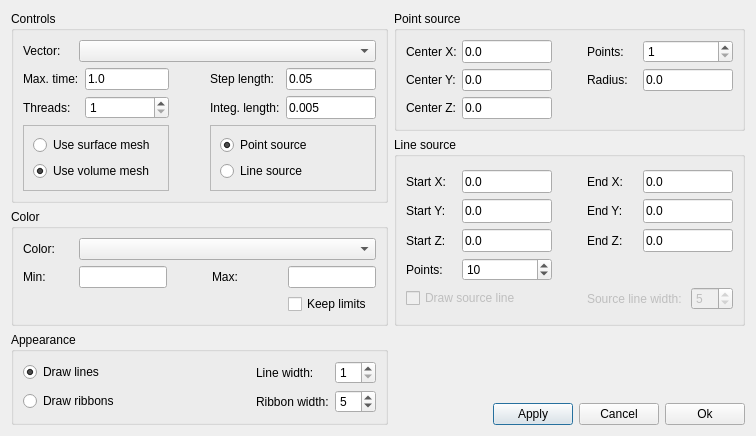
Qt form ElmerGUI/vtkpost/streamline.ui (tehnick/elmerfem) before a commit.
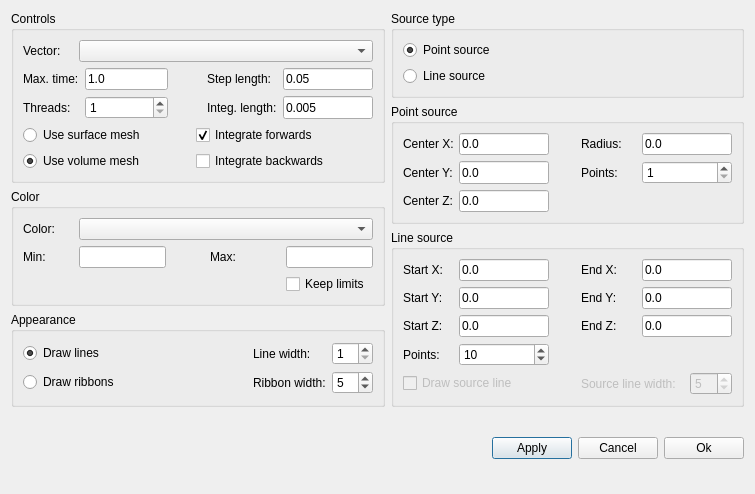
The same form after that commit. Icons and pictures are not drawn.

Commit message: ElmerGUI: Updated streamline widget

Patch:
```diff
--- a/ElmerGUI/vtkpost/streamline.ui
+++ b/ElmerGUI/vtkpost/streamline.ui
@@ -5,8 +5,8 @@
    <rect>
     <x>0</x>
     <y>0</y>
-    <width>756</width>
-    <height>400</height>
+    <width>755</width>
+    <height>494</height>
    </rect>
   </property>
   <property name="windowTitle" >
@@ -16,7 +16,9 @@
    <iconset resource="../ElmerGUI.qrc" >:/icons/Mesh3D.png</iconset>
   </property>
   <layout class="QGridLayout" >
-   <item rowspan="2" row="0" column="0" >
+   <item row="0" column="0" >
+    <layout class="QVBoxLayout" >
+     <item>
     <widget class="QGroupBox" name="controlGroup" >
      <property name="title" >
       <string>Controls</string>
@@ -126,19 +128,6 @@
           </property>
          </widget>
         </item>
-        <item row="1" column="2" >
-         <spacer>
-          <property name="orientation" >
-           <enum>Qt::Horizontal</enum>
-          </property>
-          <property name="sizeHint" >
-           <size>
-            <width>40</width>
-            <height>20</height>
-           </size>
-          </property>
-         </spacer>
-        </item>
         <item row="1" column="3" >
          <widget class="QLabel" name="integStepLabel" >
           <property name="maximumSize" >
@@ -165,23 +154,41 @@
           </property>
          </widget>
         </item>
-        <item row="2" column="0" colspan="2" >
-         <widget class="QFrame" name="meshFrame" >
-          <property name="frameShape" >
-           <enum>QFrame::StyledPanel</enum>
-          </property>
-          <property name="frameShadow" >
-           <enum>QFrame::Raised</enum>
-          </property>
-          <layout class="QVBoxLayout" >
+          <item row="0" column="2" >
+           <spacer>
+            <property name="orientation" >
+             <enum>Qt::Horizontal</enum>
+            </property>
+            <property name="sizeHint" >
+             <size>
+              <width>40</width>
+              <height>20</height>
+             </size>
+            </property>
+           </spacer>
+          </item>
+         </layout>
+        </item>
            <item>
+         <layout class="QGridLayout" >
+          <item row="0" column="0" >
             <widget class="QRadioButton" name="useSurfaceGrid" >
              <property name="text" >
               <string>Use surface mesh</string>
              </property>
             </widget>
            </item>
-           <item>
+          <item row="0" column="2" >
+           <widget class="QCheckBox" name="forward" >
+            <property name="text" >
+             <string>Integrate forwards</string>
+            </property>
+            <property name="checked" >
+             <bool>true</bool>
+            </property>
+           </widget>
+          </item>
+          <item row="1" column="0" >
             <widget class="QRadioButton" name="useVolumeGrid" >
              <property name="text" >
               <string>Use volume mesh</string>
@@ -191,17 +198,265 @@
              </property>
             </widget>
            </item>
-          </layout>
-         </widget>
-        </item>
-        <item row="2" column="3" colspan="2" >
-         <widget class="QFrame" name="sourceFrame" >
-          <property name="frameShape" >
-           <enum>QFrame::StyledPanel</enum>
-          </property>
-          <property name="frameShadow" >
-           <enum>QFrame::Raised</enum>
-          </property>
+          <item row="1" column="2" >
+           <widget class="QCheckBox" name="backward" >
+            <property name="text" >
+             <string>Integrate backwards</string>
+            </property>
+           </widget>
+          </item>
+          <item row="1" column="1" >
+           <spacer>
+            <property name="orientation" >
+             <enum>Qt::Horizontal</enum>
+            </property>
+            <property name="sizeHint" >
+             <size>
+              <width>40</width>
+              <height>20</height>
+             </size>
+            </property>
+           </spacer>
+          </item>
+          <item row="0" column="3" >
+           <spacer>
+            <property name="orientation" >
+             <enum>Qt::Horizontal</enum>
+            </property>
+            <property name="sizeHint" >
+             <size>
+              <width>40</width>
+              <height>20</height>
+             </size>
+            </property>
+           </spacer>
+          </item>
+         </layout>
+        </item>
+       </layout>
+      </widget>
+     </item>
+     <item>
+      <widget class="QGroupBox" name="colorGroup" >
+       <property name="title" >
+        <string>Color</string>
+       </property>
+       <layout class="QVBoxLayout" >
+        <item>
+         <layout class="QHBoxLayout" >
+          <item>
+           <widget class="QLabel" name="lengthLabel" >
+            <property name="minimumSize" >
+             <size>
+              <width>50</width>
+              <height>0</height>
+             </size>
+            </property>
+            <property name="maximumSize" >
+             <size>
+              <width>50</width>
+              <height>16777215</height>
+             </size>
+            </property>
+            <property name="text" >
+             <string>Color:</string>
+            </property>
+           </widget>
+          </item>
+          <item>
+           <widget class="QComboBox" name="colorCombo" >
+            <property name="minimumSize" >
+             <size>
+              <width>280</width>
+              <height>0</height>
+             </size>
+            </property>
+            <property name="maximumSize" >
+             <size>
+              <width>16777215</width>
+              <height>24</height>
+             </size>
+            </property>
+           </widget>
+          </item>
+         </layout>
+        </item>
+        <item>
+         <layout class="QGridLayout" >
+          <item row="0" column="0" >
+           <widget class="QLabel" name="minLabel" >
+            <property name="minimumSize" >
+             <size>
+              <width>50</width>
+              <height>0</height>
+             </size>
+            </property>
+            <property name="maximumSize" >
+             <size>
+              <width>50</width>
+              <height>16777215</height>
+             </size>
+            </property>
+            <property name="text" >
+             <string>Min:</string>
+            </property>
+           </widget>
+          </item>
+          <item row="0" column="1" >
+           <widget class="QLineEdit" name="minVal" >
+            <property name="maximumSize" >
+             <size>
+              <width>90</width>
+              <height>24</height>
+             </size>
+            </property>
+           </widget>
+          </item>
+          <item row="0" column="3" >
+           <widget class="QLabel" name="maxLabel" >
+            <property name="minimumSize" >
+             <size>
+              <width>70</width>
+              <height>0</height>
+             </size>
+            </property>
+            <property name="maximumSize" >
+             <size>
+              <width>50</width>
+              <height>16777215</height>
+             </size>
+            </property>
+            <property name="text" >
+             <string>Max:</string>
+            </property>
+           </widget>
+          </item>
+          <item row="0" column="4" >
+           <widget class="QLineEdit" name="maxVal" >
+            <property name="maximumSize" >
+             <size>
+              <width>90</width>
+              <height>24</height>
+             </size>
+            </property>
+           </widget>
+          </item>
+          <item row="1" column="4" >
+           <widget class="QCheckBox" name="keepLimits" >
+            <property name="text" >
+             <string>Keep limits</string>
+            </property>
+           </widget>
+          </item>
+          <item row="0" column="2" >
+           <spacer>
+            <property name="orientation" >
+             <enum>Qt::Horizontal</enum>
+            </property>
+            <property name="sizeHint" >
+             <size>
+              <width>40</width>
+              <height>20</height>
+             </size>
+            </property>
+           </spacer>
+          </item>
+         </layout>
+        </item>
+       </layout>
+      </widget>
+     </item>
+     <item>
+      <widget class="QGroupBox" name="appearanceGroup" >
+       <property name="title" >
+        <string>Appearance</string>
+       </property>
+       <layout class="QVBoxLayout" >
+        <item>
+         <layout class="QGridLayout" >
+          <item row="0" column="0" >
+           <widget class="QRadioButton" name="drawLines" >
+            <property name="text" >
+             <string>Draw lines</string>
+            </property>
+            <property name="checked" >
+             <bool>true</bool>
+            </property>
+           </widget>
+          </item>
+          <item row="0" column="2" >
+           <widget class="QLabel" name="lineWidthLabel" >
+            <property name="text" >
+             <string>Line width:</string>
+            </property>
+           </widget>
+          </item>
+          <item row="0" column="3" >
+           <widget class="QSpinBox" name="lineWidth" >
+            <property name="maximumSize" >
+             <size>
+              <width>16777215</width>
+              <height>24</height>
+             </size>
+            </property>
+            <property name="minimum" >
+             <number>1</number>
+            </property>
+           </widget>
+          </item>
+          <item row="1" column="0" >
+           <widget class="QRadioButton" name="drawRibbon" >
+            <property name="text" >
+             <string>Draw ribbons</string>
+            </property>
+           </widget>
+          </item>
+          <item row="1" column="2" >
+           <widget class="QLabel" name="ribbonWidthLabel" >
+            <property name="text" >
+             <string>Ribbon width:</string>
+            </property>
+           </widget>
+          </item>
+          <item row="1" column="3" >
+           <widget class="QSpinBox" name="ribbonWidth" >
+            <property name="minimum" >
+             <number>1</number>
+            </property>
+            <property name="value" >
+             <number>5</number>
+            </property>
+           </widget>
+          </item>
+          <item row="0" column="1" >
+           <spacer>
+            <property name="orientation" >
+             <enum>Qt::Horizontal</enum>
+            </property>
+            <property name="sizeHint" >
+             <size>
+              <width>40</width>
+              <height>20</height>
+             </size>
+            </property>
+           </spacer>
+          </item>
+         </layout>
+        </item>
+       </layout>
+      </widget>
+     </item>
+    </layout>
+   </item>
+   <item row="0" column="1" >
+    <layout class="QVBoxLayout" >
+     <item>
+      <widget class="QGroupBox" name="sourceTypeGroup" >
+       <property name="title" >
+        <string>Source type</string>
+       </property>
+       <layout class="QVBoxLayout" >
+        <item>
           <layout class="QVBoxLayout" >
            <item>
             <widget class="QRadioButton" name="pointSource" >
@@ -221,14 +476,11 @@
             </widget>
            </item>
           </layout>
-         </widget>
         </item>
        </layout>
-      </item>
-     </layout>
-    </widget>
-   </item>
-   <item row="0" column="1" >
+      </widget>
+     </item>
+     <item>
     <widget class="QGroupBox" name="pointSourceGroup" >
      <property name="title" >
       <string>Point source</string>
@@ -275,59 +527,19 @@
          </widget>
         </item>
         <item row="0" column="3" >
-         <widget class="QLabel" name="pointsLabel" >
-          <property name="minimumSize" >
-           <size>
-            <width>50</width>
-            <height>0</height>
-           </size>
-          </property>
-          <property name="text" >
-           <string>Points:</string>
-          </property>
-         </widget>
-        </item>
-        <item row="0" column="4" >
-         <widget class="QSpinBox" name="points" >
-          <property name="maximumSize" >
-           <size>
-            <width>90</width>
-            <height>16777215</height>
-           </size>
-          </property>
-          <property name="minimum" >
-           <number>1</number>
-          </property>
-         </widget>
-        </item>
-        <item row="1" column="0" >
-         <widget class="QLabel" name="yPointStartLabel" >
-          <property name="text" >
-           <string>Center Y:</string>
-          </property>
-         </widget>
-        </item>
-        <item row="1" column="1" >
-         <widget class="QLineEdit" name="centerY" >
-          <property name="maximumSize" >
-           <size>
-            <width>90</width>
-            <height>24</height>
-           </size>
-          </property>
-          <property name="text" >
-           <string>0.0</string>
-          </property>
-         </widget>
-        </item>
-        <item row="1" column="3" >
          <widget class="QLabel" name="radiusLabel" >
+            <property name="minimumSize" >
+             <size>
+              <width>55</width>
+              <height>0</height>
+             </size>
+            </property>
           <property name="text" >
            <string>Radius:</string>
           </property>
          </widget>
         </item>
-        <item row="1" column="4" >
+          <item row="0" column="4" >
          <widget class="QLineEdit" name="radius" >
           <property name="minimumSize" >
            <size>
@@ -346,6 +558,65 @@
           </property>
          </widget>
         </item>
+          <item row="1" column="0" >
+           <widget class="QLabel" name="yPointStartLabel" >
+            <property name="text" >
+             <string>Center Y:</string>
+            </property>
+           </widget>
+          </item>
+          <item row="1" column="1" >
+           <widget class="QLineEdit" name="centerY" >
+            <property name="maximumSize" >
+             <size>
+              <width>90</width>
+              <height>24</height>
+             </size>
+            </property>
+            <property name="text" >
+             <string>0.0</string>
+            </property>
+           </widget>
+          </item>
+          <item row="1" column="2" >
+           <spacer>
+            <property name="orientation" >
+             <enum>Qt::Horizontal</enum>
+            </property>
+            <property name="sizeHint" >
+             <size>
+              <width>40</width>
+              <height>20</height>
+             </size>
+            </property>
+           </spacer>
+          </item>
+          <item row="1" column="3" >
+           <widget class="QLabel" name="pointsLabel" >
+            <property name="minimumSize" >
+             <size>
+              <width>50</width>
+              <height>0</height>
+             </size>
+            </property>
+            <property name="text" >
+             <string>Points:</string>
+            </property>
+           </widget>
+          </item>
+          <item row="1" column="4" >
+           <widget class="QSpinBox" name="points" >
+            <property name="maximumSize" >
+             <size>
+              <width>90</width>
+              <height>24</height>
+             </size>
+            </property>
+            <property name="minimum" >
+             <number>1</number>
+            </property>
+           </widget>
+          </item>
         <item row="2" column="0" >
          <widget class="QLabel" name="zPointStartLabel" >
           <property name="text" >
@@ -366,25 +637,12 @@
           </property>
          </widget>
         </item>
-        <item row="1" column="2" >
-         <spacer>
-          <property name="orientation" >
-           <enum>Qt::Horizontal</enum>
-          </property>
-          <property name="sizeHint" >
-           <size>
-            <width>40</width>
-            <height>20</height>
-           </size>
-          </property>
-         </spacer>
-        </item>
        </layout>
       </item>
      </layout>
     </widget>
    </item>
-   <item rowspan="2" row="1" column="1" >
+     <item>
     <widget class="QGroupBox" name="rakeSourceGroup" >
      <property name="title" >
       <string>Line source</string>
@@ -434,7 +692,7 @@
          <widget class="QLabel" name="xEndLabel" >
           <property name="minimumSize" >
            <size>
-            <width>50</width>
+              <width>55</width>
             <height>0</height>
            </size>
           </property>
@@ -622,239 +880,47 @@
      </layout>
     </widget>
    </item>
-   <item row="2" column="0" >
-    <widget class="QGroupBox" name="colorGroup" >
-     <property name="title" >
-      <string>Color</string>
-     </property>
-     <layout class="QVBoxLayout" >
-      <item>
-       <layout class="QHBoxLayout" >
-        <item>
-         <widget class="QLabel" name="lengthLabel" >
-          <property name="minimumSize" >
-           <size>
-            <width>50</width>
-            <height>0</height>
-           </size>
-          </property>
-          <property name="maximumSize" >
-           <size>
-            <width>50</width>
-            <height>16777215</height>
-           </size>
-          </property>
-          <property name="text" >
-           <string>Color:</string>
-          </property>
-         </widget>
-        </item>
-        <item>
-         <widget class="QComboBox" name="colorCombo" >
-          <property name="minimumSize" >
-           <size>
-            <width>280</width>
-            <height>0</height>
-           </size>
-          </property>
-          <property name="maximumSize" >
-           <size>
-            <width>16777215</width>
-            <height>24</height>
-           </size>
-          </property>
-         </widget>
-        </item>
-       </layout>
-      </item>
-      <item>
-       <layout class="QGridLayout" >
-        <item row="0" column="0" >
-         <widget class="QLabel" name="minLabel" >
-          <property name="minimumSize" >
-           <size>
-            <width>50</width>
-            <height>0</height>
-           </size>
-          </property>
-          <property name="maximumSize" >
-           <size>
-            <width>50</width>
-            <height>16777215</height>
-           </size>
-          </property>
-          <property name="text" >
-           <string>Min:</string>
-          </property>
-         </widget>
-        </item>
-        <item row="0" column="1" >
-         <widget class="QLineEdit" name="minVal" >
-          <property name="maximumSize" >
-           <size>
-            <width>90</width>
-            <height>24</height>
-           </size>
-          </property>
-         </widget>
-        </item>
-        <item row="0" column="3" >
-         <widget class="QLabel" name="maxLabel" >
-          <property name="minimumSize" >
-           <size>
-            <width>70</width>
-            <height>0</height>
-           </size>
-          </property>
-          <property name="maximumSize" >
-           <size>
-            <width>50</width>
-            <height>16777215</height>
-           </size>
-          </property>
-          <property name="text" >
-           <string>Max:</string>
-          </property>
-         </widget>
-        </item>
-        <item row="0" column="4" >
-         <widget class="QLineEdit" name="maxVal" >
-          <property name="maximumSize" >
-           <size>
-            <width>90</width>
-            <height>24</height>
-           </size>
-          </property>
-         </widget>
-        </item>
-        <item row="1" column="4" >
-         <widget class="QCheckBox" name="keepLimits" >
-          <property name="text" >
-           <string>Keep limits</string>
-          </property>
-         </widget>
-        </item>
-        <item row="0" column="2" >
-         <spacer>
-          <property name="orientation" >
-           <enum>Qt::Horizontal</enum>
-          </property>
-          <property name="sizeHint" >
-           <size>
-            <width>40</width>
-            <height>20</height>
-           </size>
-          </property>
-         </spacer>
-        </item>
-       </layout>
-      </item>
-     </layout>
-    </widget>
-   </item>
-   <item row="3" column="0" >
-    <widget class="QGroupBox" name="appearanceGroup" >
-     <property name="title" >
-      <string>Appearance</string>
-     </property>
-     <layout class="QVBoxLayout" >
-      <item>
-       <layout class="QGridLayout" >
-        <item row="0" column="0" >
-         <widget class="QRadioButton" name="drawLines" >
-          <property name="text" >
-           <string>Draw lines</string>
-          </property>
-          <property name="checked" >
-           <bool>true</bool>
-          </property>
-         </widget>
-        </item>
-        <item row="0" column="2" >
-         <widget class="QLabel" name="lineWidthLabel" >
-          <property name="text" >
-           <string>Line width:</string>
-          </property>
-         </widget>
-        </item>
-        <item row="0" column="3" >
-         <widget class="QSpinBox" name="lineWidth" >
-          <property name="maximumSize" >
-           <size>
-            <width>16777215</width>
-            <height>24</height>
-           </size>
-          </property>
-          <property name="minimum" >
-           <number>1</number>
-          </property>
-         </widget>
-        </item>
+    </layout>
+   </item>
         <item row="1" column="0" >
-         <widget class="QRadioButton" name="drawRibbon" >
-          <property name="text" >
-           <string>Draw ribbons</string>
-          </property>
-         </widget>
-        </item>
-        <item row="1" column="2" >
-         <widget class="QLabel" name="ribbonWidthLabel" >
-          <property name="text" >
-           <string>Ribbon width:</string>
-          </property>
-         </widget>
-        </item>
-        <item row="1" column="3" >
-         <widget class="QSpinBox" name="ribbonWidth" >
-          <property name="minimum" >
-           <number>1</number>
-          </property>
-          <property name="value" >
-           <number>5</number>
-          </property>
-         </widget>
-        </item>
-        <item row="0" column="1" >
          <spacer>
           <property name="orientation" >
-           <enum>Qt::Horizontal</enum>
+      <enum>Qt::Vertical</enum>
           </property>
           <property name="sizeHint" >
            <size>
-            <width>40</width>
-            <height>20</height>
-           </size>
-          </property>
-         </spacer>
-        </item>
-       </layout>
-      </item>
-     </layout>
-    </widget>
-   </item>
-   <item row="3" column="1" >
-    <layout class="QGridLayout" >
-     <item row="1" column="0" >
-      <spacer>
-       <property name="orientation" >
-        <enum>Qt::Horizontal</enum>
-       </property>
-       <property name="sizeHint" >
-        <size>
-         <width>40</width>
-         <height>20</height>
+       <width>20</width>
+       <height>21</height>
         </size>
        </property>
       </spacer>
      </item>
      <item row="1" column="1" >
+    <layout class="QHBoxLayout" >
+     <item>
+      <spacer>
+       <property name="orientation" >
+        <enum>Qt::Horizontal</enum>
+       </property>
+       <property name="sizeHint" >
+        <size>
+         <width>40</width>
+         <height>20</height>
+        </size>
+       </property>
+      </spacer>
+     </item>
+     <item>
       <widget class="QPushButton" name="applyButton" >
        <property name="text" >
         <string>Apply</string>
        </property>
+       <property name="default" >
+        <bool>true</bool>
+       </property>
       </widget>
      </item>
-     <item row="1" column="2" >
+     <item>
       <widget class="QPushButton" name="cancelButton" >
        <property name="text" >
         <string>Cancel</string>
@@ -864,7 +930,7 @@
        </property>
       </widget>
      </item>
-     <item row="1" column="3" >
+     <item>
       <widget class="QPushButton" name="okButton" >
        <property name="text" >
         <string>Ok</string>
@@ -874,19 +940,6 @@
        </property>
       </widget>
      </item>
-     <item row="0" column="1" >
-      <spacer>
-       <property name="orientation" >
-        <enum>Qt::Vertical</enum>
-       </property>
-       <property name="sizeHint" >
-        <size>
-         <width>20</width>
-         <height>40</height>
-        </size>
-       </property>
-      </spacer>
-     </item>
     </layout>
    </item>
   </layout>
```
Lines whose indentation alone changed are shown as unchanged. The commit also changes 1 other file.
